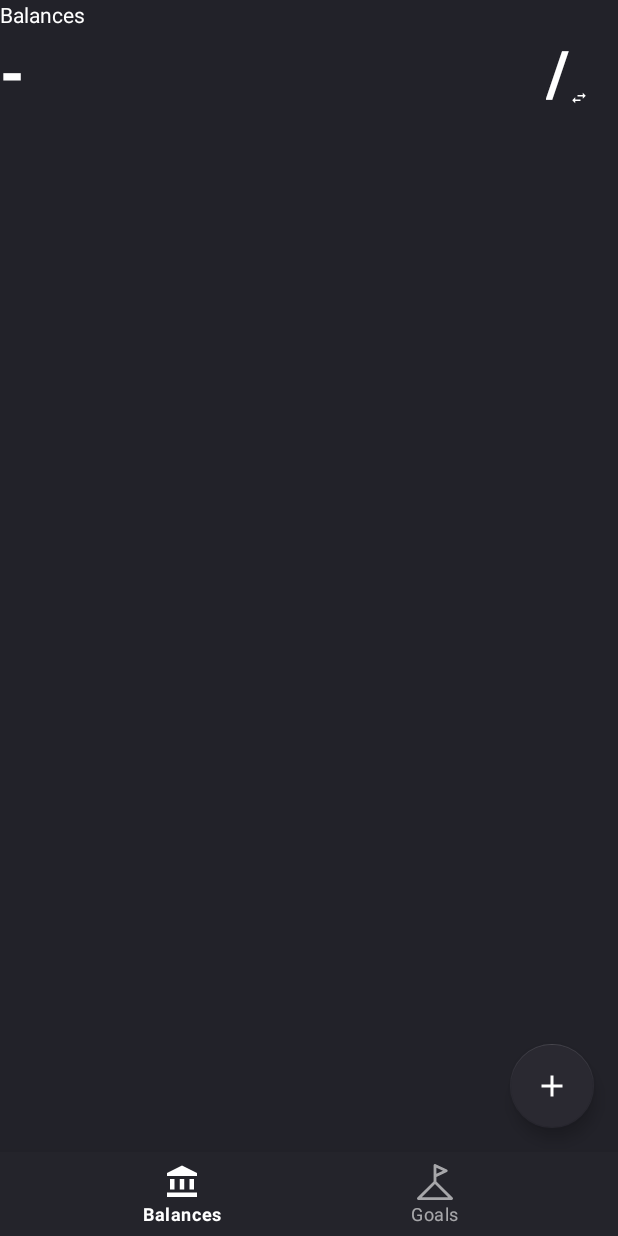
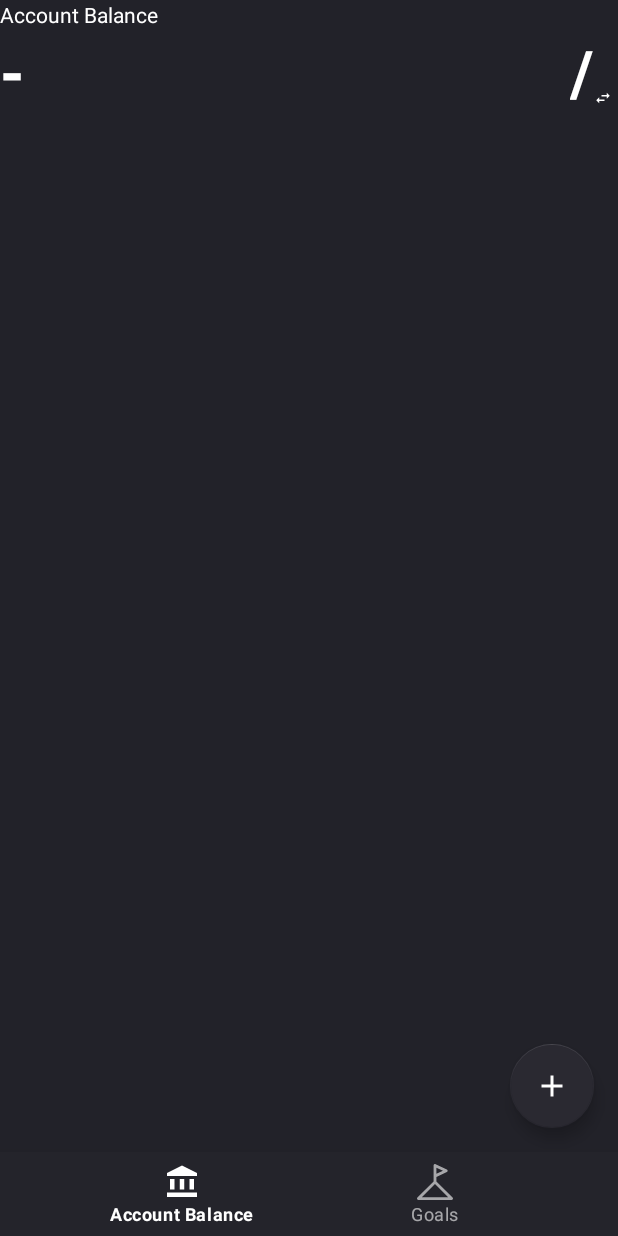
Before and after one commit to rmyhal/nest-egg, an Android app: the screen it shows after launch (AppActivity), on a phone screen of 412 x 824 dp. Run offline under Robolectric (Android 15) with nearby library versions, the phone set to English and light mode, and no system bars; libraries missing offline, so code that uses them is left out: com.github.aakira.napier, com.squareup.sqldelight; 3 statements that could not run were skipped.

Commit message:
fix balances ui

```diff
--- a/app/src/main/res/layout/fragment_balances.xml
+++ b/app/src/main/res/layout/fragment_balances.xml
@@ -18,10 +18,13 @@
 
     <TextView
         android:id="@+id/txtTotalAmount"
-        android:layout_width="wrap_content"
+        android:layout_width="0dp"
         android:layout_height="wrap_content"
+        android:maxLines="1"
         android:textSize="42sp"
         android:textStyle="bold"
+        app:layout_constraintEnd_toStartOf="@id/txtTotalCurrency"
+        app:layout_constraintHorizontal_chainStyle="spread_inside"
         app:layout_constraintStart_toStartOf="parent"
         app:layout_constraintTop_toBottomOf="@id/txtBalances"
         tools:text="49,901" />
@@ -30,12 +33,12 @@
         android:id="@+id/txtTotalCurrency"
         android:layout_width="wrap_content"
         android:layout_height="wrap_content"
-        android:layout_marginStart="16dp"
-        android:layout_marginEnd="32dp"
+        android:layout_marginEnd="16dp"
         android:textSize="42sp"
         android:textStyle="bold"
         app:layout_constraintBaseline_toBaselineOf="@id/txtTotalAmount"
         app:layout_constraintEnd_toEndOf="parent"
+        app:layout_constraintStart_toEndOf="@id/txtTotalAmount"
         tools:text="$" />
 
     <ImageView
--- a/app/src/main/res/values/strings.xml
+++ b/app/src/main/res/values/strings.xml
@@ -2,7 +2,7 @@
     <string name="app_name">NestEgg</string>
 
     <!--region balances-->
-    <string name="balances_title">Balances</string>
+    <string name="balances_title">Account Balance</string>
     <!--endregion-->
 
     <!--region add balance-->
```
